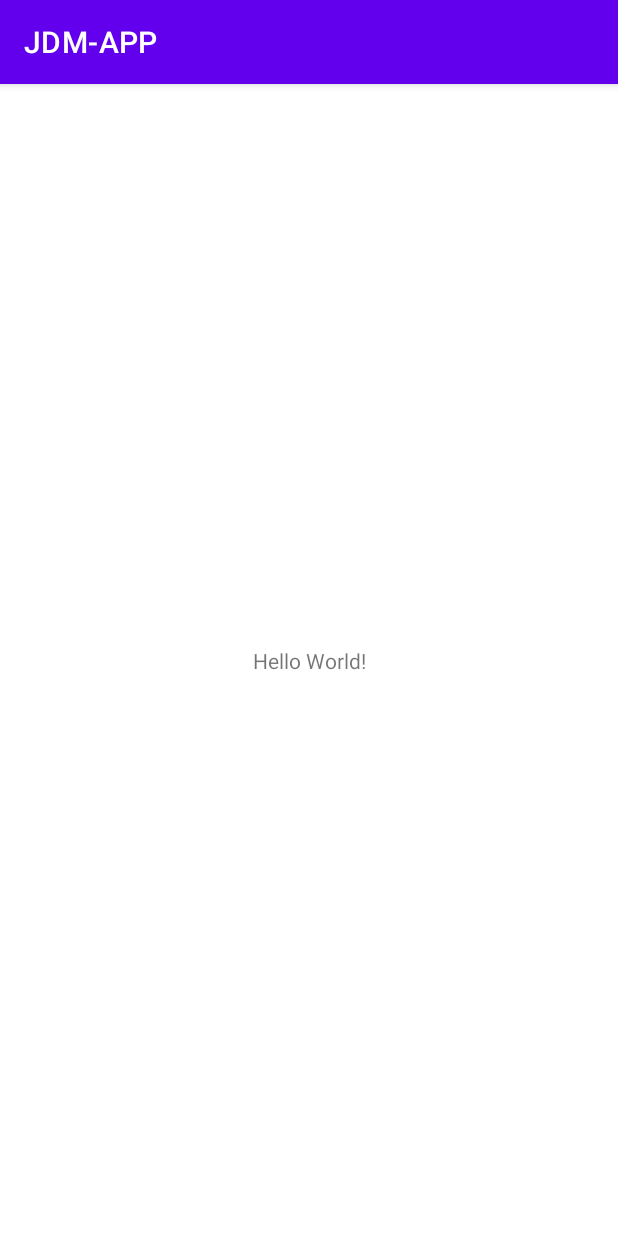
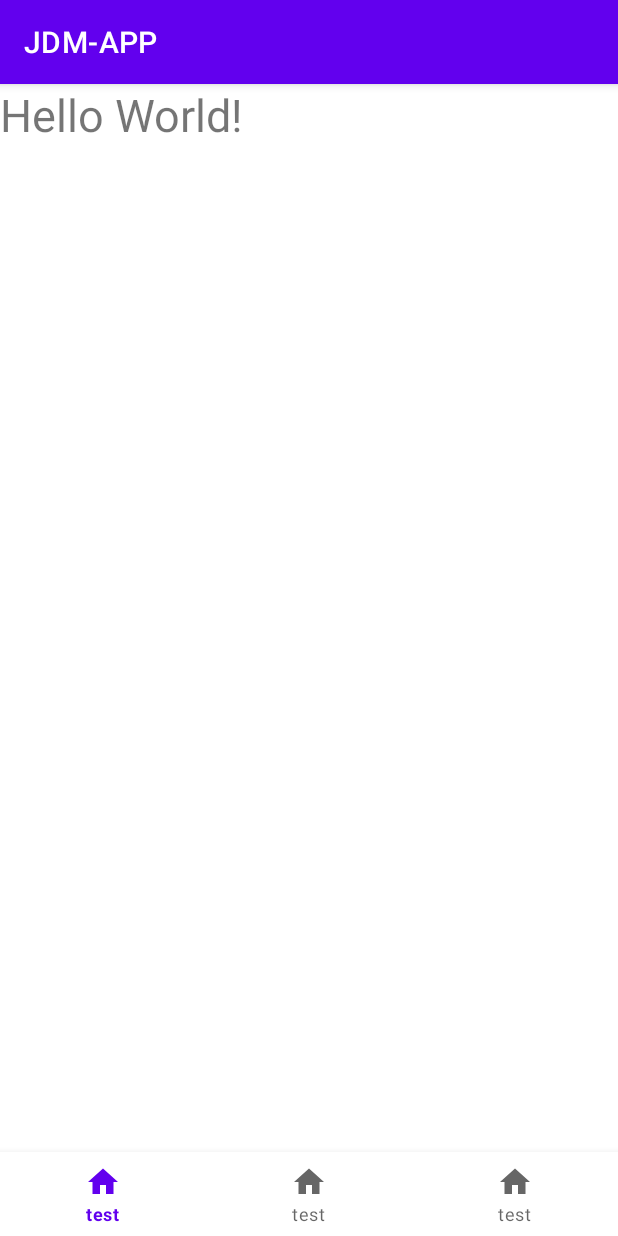
Before and after one commit to 0pilatos0/JDM-APP, an Android app: the screen it shows after launch (MainActivity), on a phone screen of 412 x 824 dp. Run offline under Robolectric (Android 15) with nearby library versions, the phone set to English and light mode, and no system bars; 1 statement that could not run was skipped.

Commit message:
first implementation of the
- footer
- car model
- user model
- data retrieving

```diff
--- a/app/src/main/AndroidManifest.xml
+++ b/app/src/main/AndroidManifest.xml
@@ -1,6 +1,7 @@
 <?xml version="1.0" encoding="utf-8"?>
 <manifest xmlns:android="http://schemas.android.com/apk/res/android"
     xmlns:tools="http://schemas.android.com/tools">
+    <uses-permission android:name="android.permission.INTERNET" />
 
     <application
         android:allowBackup="true"
--- /dev/null
+++ b/app/src/main/java/com/example/jdm_app/CarApiService.kt
@@ -0,0 +1,30 @@
+package com.example.jdm_app
+
+import com.squareup.moshi.Moshi
+import com.squareup.moshi.kotlin.reflect.KotlinJsonAdapterFactory
+import retrofit2.Response
+import retrofit2.Retrofit
+import retrofit2.converter.moshi.MoshiConverterFactory
+import retrofit2.http.*
+
+interface CarApiService {
+    @GET("car")
+    suspend fun getCars(): Response<List<Car>>
+}
+
+private val BASE_URL = "https://57fa-2a02-a450-954b-1-519b-5f63-6577-f5a3.eu.ngrok.io/"
+
+private val moshi = Moshi.Builder()
+    .add(KotlinJsonAdapterFactory())
+    .build()
+
+private val retrofit = Retrofit.Builder()
+    .addConverterFactory(MoshiConverterFactory.create(moshi))
+    .baseUrl(BASE_URL)
+    .build()
+
+object CarApi {
+    val retrofitService: CarApiService by lazy {
+        retrofit.create(CarApiService::class.java)
+    }
+}
--- /dev/null
+++ b/app/src/main/java/com/example/jdm_app/CarViewModel.kt
@@ -0,0 +1,27 @@
+package com.example.jdm_app
+
+import androidx.lifecycle.LiveData
+import androidx.lifecycle.MutableLiveData
+import androidx.lifecycle.ViewModel
+import androidx.lifecycle.viewModelScope
+import kotlinx.coroutines.launch
+
+class CarViewModel : ViewModel() {
+
+    private val _todoResponse: MutableLiveData<String> = MutableLiveData()
+    val todoResponse: LiveData<String> // this livedata value is bound to a TextView.text property
+        get() = _todoResponse
+
+    init {
+        getCars()
+    }
+
+    fun getCars() {
+        viewModelScope.launch {
+            val cars = CarApi.retrofitService.getCars().body().toString()
+            _todoResponse.value = cars
+        }
+    }
+
+
+}
--- a/app/src/main/java/com/example/jdm_app/MainActivity.kt
+++ b/app/src/main/java/com/example/jdm_app/MainActivity.kt
@@ -2,10 +2,36 @@ package com.example.jdm_app
 
 import androidx.appcompat.app.AppCompatActivity
 import android.os.Bundle
+import androidx.activity.viewModels
+import com.example.jdm_app.databinding.ActivityMainBinding
 
 class MainActivity : AppCompatActivity() {
+    private lateinit var binding: ActivityMainBinding
+
     override fun onCreate(savedInstanceState: Bundle?) {
         super.onCreate(savedInstanceState)
-        setContentView(R.layout.activity_main)
+        binding = ActivityMainBinding.inflate(layoutInflater)
+
+        setContentView(binding.root)
+
+        val todoViewModel: CarViewModel by viewModels()
+        todoViewModel.todoResponse.observe(this) {
+            binding.textView.text = todoViewModel.todoResponse.value
+        }
+
+        binding.bottomNavigationView.setOnItemSelectedListener { item ->
+            when (item.itemId) {
+                R.id.action_home -> {
+                    true
+                }
+                R.id.action_search -> {
+                    true
+                }
+                R.id.action_settings -> {
+                    true
+                }
+                else -> false
+            }
+        }
     }
 }
--- /dev/null
+++ b/app/src/main/res/drawable/ic_baseline_home_24.xml
@@ -0,0 +1,5 @@
+<vector android:height="24dp" android:tint="#000000"
+    android:viewportHeight="24" android:viewportWidth="24"
+    android:width="24dp" xmlns:android="http://schemas.android.com/apk/res/android">
+    <path android:fillColor="@android:color/white" android:pathData="M10,20v-6h4v6h5v-8h3L12,3 2,12h3v8z"/>
+</vector>
--- a/app/src/main/res/layout/activity_main.xml
+++ b/app/src/main/res/layout/activity_main.xml
@@ -6,13 +6,30 @@
     android:layout_height="match_parent"
     tools:context=".MainActivity">
 
+
+<!--    <androidx.recyclerview.widget.RecyclerView-->
+<!--        android:id="@+id/recycler_view"-->
+<!--        android:layout_width="match_parent"-->
+<!--        android:layout_height="match_parent" >-->
+
+
+
+<!--    </androidx.recyclerview.widget.RecyclerView>-->
+
     <TextView
-        android:layout_width="wrap_content"
+        android:layout_width="match_parent"
+        android:layout_height="match_parent"
+        android:id="@+id/textView"
+        android:text="Hello World!"
+        android:textSize="30sp" />
+
+
+    <com.google.android.material.bottomnavigation.BottomNavigationView
+        android:id="@+id/bottom_navigation_view"
+        android:layout_width="match_parent"
         android:layout_height="wrap_content"
-        android:text="Hello World!"
+        android:layout_alignParentBottom="true"
         app:layout_constraintBottom_toBottomOf="parent"
-        app:layout_constraintEnd_toEndOf="parent"
-        app:layout_constraintStart_toStartOf="parent"
-        app:layout_constraintTop_toTopOf="parent" />
+        app:menu="@menu/bottom_navigation_menu" />
 
 </androidx.constraintlayout.widget.ConstraintLayout>
--- /dev/null
+++ b/app/src/main/res/menu/bottom_navigation_menu.xml
@@ -0,0 +1,15 @@
+<?xml version="1.0" encoding="utf-8"?>
+<menu xmlns:android="http://schemas.android.com/apk/res/android">
+    <item
+        android:id="@+id/action_home"
+        android:icon="@drawable/ic_baseline_home_24"
+        android:title="test" />
+    <item
+        android:id="@+id/action_search"
+        android:icon="@drawable/ic_baseline_home_24"
+        android:title="test" />
+    <item
+        android:id="@+id/action_settings"
+        android:icon="@drawable/ic_baseline_home_24"
+        android:title="test" />
+</menu>
```
Also changed, not shown: app/build.gradle (+18 -2 lines), app/src/main/java/com/example/jdm_app/Car.kt (added, +40 -0 lines), app/src/main/java/com/example/jdm_app/User.kt (added, +20 -0 lines), app/src/main/res/layout/car_item.xml (added, +21 -0 lines).
